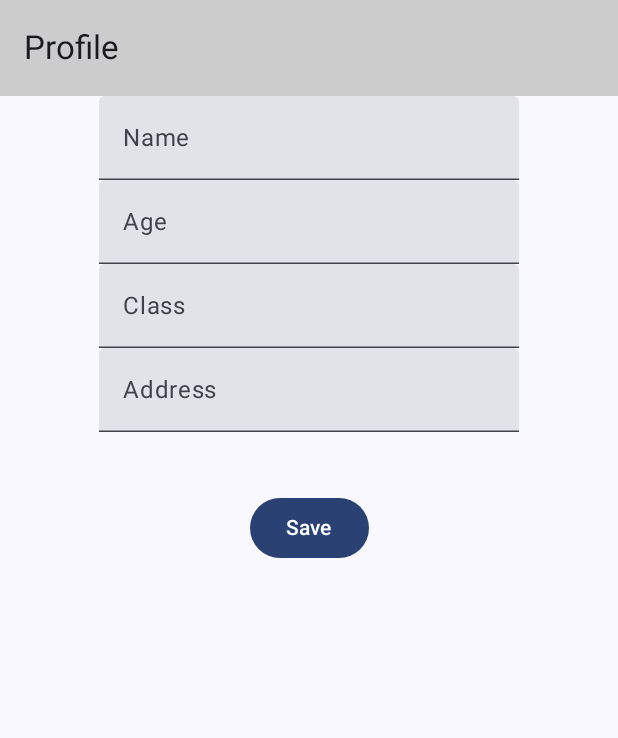
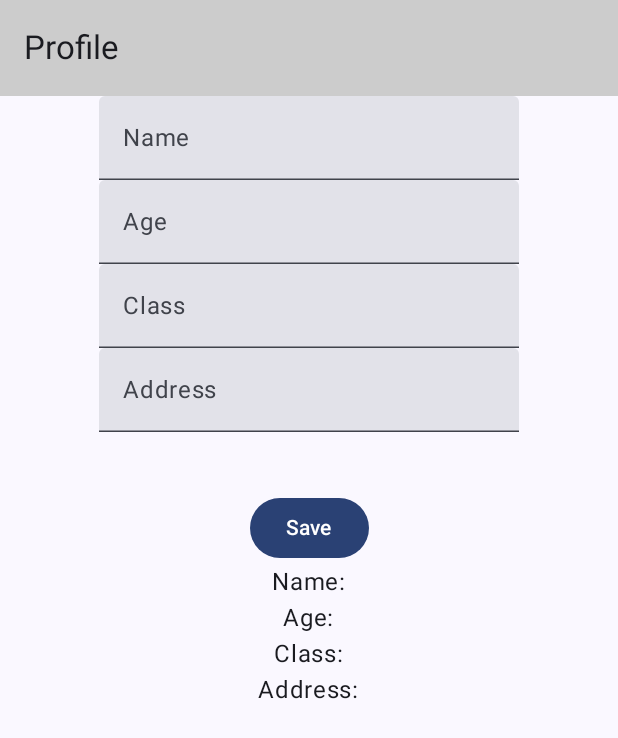
Before and after one commit to skaur16/DataRetreiver, an Android app built with Jetpack Compose: the screen it shows after launch (MainActivity), after a tap on "Save", on a phone screen of 412 x 824 dp. Shown: the top 738 px of the screen. Run offline under Robolectric (Android 15) with nearby library versions, the phone set to English and light mode, and no system bars; our stand-ins replace Firebase (no records; nobody signed in at launch, a user with empty details on screens opened directly).

Commit message:
Done with project.. Its working successfully!!!

```diff
--- a/app/src/main/java/com/example/dataretreiver/FireStore.kt
+++ b/app/src/main/java/com/example/dataretreiver/FireStore.kt
@@ -10,7 +10,8 @@ class FireStore {
               age:String,
               clas:String,
               address:String
-              ){
+              )
+    {
 
         val x = hashMapOf(
             "Name" to name,
--- a/app/src/main/java/com/example/dataretreiver/functions.kt
+++ b/app/src/main/java/com/example/dataretreiver/functions.kt
@@ -1,5 +1,6 @@
 package com.example.dataretreiver
 
+import android.util.Log
 import androidx.compose.foundation.layout.Arrangement
 import androidx.compose.foundation.layout.Column
 import androidx.compose.foundation.layout.Row
@@ -43,7 +44,7 @@ fun design(state: stateViewModel) {
                 value = state.name.value,
                 onValueChange = {
                     state.name.value = it
-                    state.finalname.value
+                    state.finalname.value = state.name.value
                 },
                 label = {Text(text="Name")}
             )
@@ -52,7 +53,7 @@ fun design(state: stateViewModel) {
                 value = state.age.value,
                 onValueChange = {
                     state.age.value = it
-                    state.finalage.value
+                    state.finalage.value = state.age.value
                 },
                 label = {Text(text="Age")}
             )
@@ -62,7 +63,7 @@ fun design(state: stateViewModel) {
                 value = state.clas.value,
                 onValueChange = {
                     state.clas.value = it
-                    state.finalclas.value
+                    state.finalclas.value = state.clas.value
                 },
                 label = {Text(text="Class")}
             )
@@ -72,7 +73,7 @@ fun design(state: stateViewModel) {
                 value = state.address.value,
                 onValueChange = {
                     state.address.value = it
-                    state.finaladdress.value
+                    state.finaladdress.value = state.address.value
                 },
                 label = {Text(text="Address")}
             )
@@ -85,12 +86,60 @@ fun design(state: stateViewModel) {
             )
             {
 
-                Button(onClick = { /*TODO*/ }) {
+                Button(onClick = {
+                    Log.d("before name",state.finalname.value.toString())
+
+                    state.func()
+                    state.flag.value = 1
+
+                }) {
                     Text(text = "Save")
                 }
+            }
+
+            if(state.flag.value ==1){
+                Show(state)
             }
 
 
         }
     }
 }
+
+@Composable
+fun Show(state:stateViewModel) {
+    Column(
+        horizontalAlignment = Alignment.CenterHorizontally,
+        verticalArrangement = Arrangement.SpaceEvenly
+    )
+    {
+        Row(
+            modifier = Modifier.fillMaxWidth(),
+            horizontalArrangement = Arrangement.Center
+        ){
+            Text(text="Name:")
+            Text(state.finalname.value)
+        }
+        Row(
+            modifier = Modifier.fillMaxWidth(),
+            horizontalArrangement = Arrangement.Center
+        ){
+            Text(text="Age:")
+            Text(state.finalage.value)
+        }
+        Row(
+            modifier = Modifier.fillMaxWidth(),
+            horizontalArrangement = Arrangement.Center
+        ){
+            Text(text="Class:")
+            Text(state.finalclas.value)
+        }
+        Row(
+            modifier = Modifier.fillMaxWidth(),
+            horizontalArrangement = Arrangement.Center
+        ){
+            Text(text="Address:")
+            Text(state.finaladdress.value)
+        }
+    }
+}
--- a/app/src/main/java/com/example/dataretreiver/stateViewModel.kt
+++ b/app/src/main/java/com/example/dataretreiver/stateViewModel.kt
@@ -12,4 +12,16 @@ class stateViewModel :ViewModel() {
               var finalage = mutableStateOf("")
               var finalclas = mutableStateOf("")
               var finaladdress = mutableStateOf("")
+            var flag = mutableStateOf(0)
+
+                var firebase = FireStore()
+
+                fun func(){
+                    firebase.push1(
+                        finalname.value,
+                        finalage.value,
+                        finalclas.value,
+                        finaladdress.value
+                    )
+                }
 }
```
Also changed, not shown: app/src/main/java/com/example/dataretreiver/MainActivity.kt (+7 -0 lines), 1 other file.
